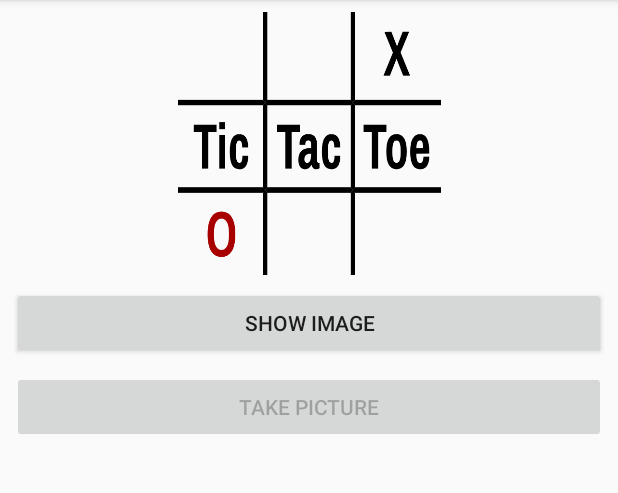
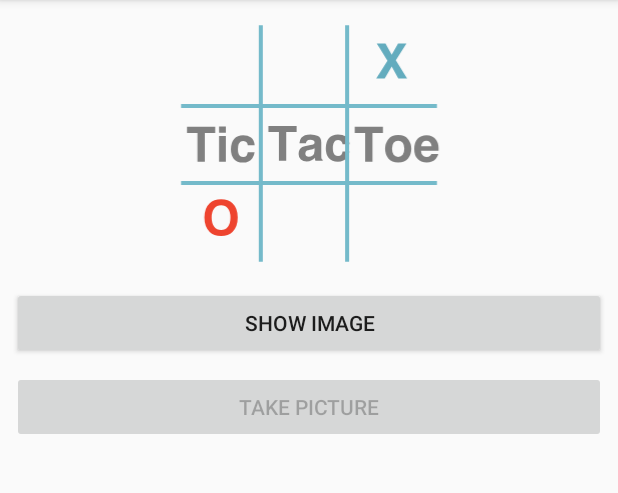
Before and after one commit to acchampion/TicTacToeKotlin, an Android app: the ImagesFragment screen opened directly, with no data from a screen before it, after a tap on "SHOW IMAGE", on a phone screen of 412 x 824 dp, the part 84-577 px from its top. Run offline under Robolectric (Android 15) with nearby library versions, the light colour scheme and no system bars.

Commit message:
Added instrumented UI test; testing-related bug fixes; added color-blind-friendly scoreboard

```diff
--- a/app/build.gradle
+++ b/app/build.gradle
@@ -49,6 +49,8 @@ dependencies {
     implementation 'com.mapbox.mapboxsdk:mapbox-android-ui:2.2.9'
     implementation 'com.jakewharton.timber:timber:4.7.1'
     testImplementation 'junit:junit:4.12'
+    androidTestImplementation 'androidx.test:core:1.2.0'
+    androidTestImplementation 'androidx.test:rules:1.2.0'
     androidTestImplementation 'androidx.test:runner:1.2.0'
     androidTestImplementation 'androidx.test.espresso:espresso-core:3.2.0'
 }
--- a/app/src/main/kotlin/com/wiley/fordummies/androidsdk/tictactoe/Game.kt
+++ b/app/src/main/kotlin/com/wiley/fordummies/androidsdk/tictactoe/Game.kt
@@ -89,4 +89,8 @@ class Game {
 
     val isDrawn: Boolean
         get() = gameState == STATE.Draw
+
+    fun getPlayCount(): Int {
+        return playCount
+    }
 }
--- a/app/src/main/kotlin/com/wiley/fordummies/androidsdk/tictactoe/GameSessionActivity.kt
+++ b/app/src/main/kotlin/com/wiley/fordummies/androidsdk/tictactoe/GameSessionActivity.kt
@@ -13,6 +13,11 @@ class GameSessionActivity : SingleFragmentActivity() {
 
     override fun createFragment(): Fragment? {
         return recoverFragment()
+    }
+
+    fun getFragmentForTest(): GameSessionFragment {
+        recoverFragment()
+        return mGameSessionFragment
     }
 
     fun humanTakesATurn(posX: Int, posY: Int) {
--- a/app/src/main/res/drawable/ic_scoreboard.xml
+++ b/app/src/main/res/drawable/ic_scoreboard.xml
@@ -1,99 +1,108 @@
-<vector android:height="24dp" android:viewportHeight="69.60305"
-    android:viewportWidth="91.439995" android:width="24dp" xmlns:android="http://schemas.android.com/apk/res/android">
-    <path android:fillAlpha="0" android:fillColor="#ffffff"
-        android:fillType="evenOdd"
-        android:pathData="m0,23.21l30.48,0l0,-23.21L0,-0Z" android:strokeColor="#00000000"/>
-    <path android:fillAlpha="0" android:fillColor="#ffffff"
-        android:fillType="evenOdd"
-        android:pathData="m30.48,23.21l30.48,0l0,-23.21l-30.48,0z" android:strokeColor="#00000000"/>
-    <path android:fillAlpha="0" android:fillColor="#ffffff"
-        android:fillType="evenOdd"
-        android:pathData="m60.96,23.21l30.48,0l0,-23.21l-30.48,0z" android:strokeColor="#00000000"/>
-    <path android:fillAlpha="0" android:fillColor="#ffffff"
-        android:fillType="evenOdd"
-        android:pathData="m0,46.39l30.48,0l0,-23.18L0,23.21Z" android:strokeColor="#00000000"/>
-    <path android:fillAlpha="0" android:fillColor="#ffffff"
-        android:fillType="evenOdd"
-        android:pathData="m30.48,46.39l30.48,0l0,-23.18l-30.48,0z" android:strokeColor="#00000000"/>
-    <path android:fillAlpha="0" android:fillColor="#ffffff"
-        android:fillType="evenOdd"
-        android:pathData="m60.96,46.39l30.48,0l0,-23.18l-30.48,0z" android:strokeColor="#00000000"/>
-    <path android:fillAlpha="0" android:fillColor="#ffffff"
-        android:fillType="evenOdd"
-        android:pathData="m0,69.6l30.48,0l0,-23.21L0,46.39Z" android:strokeColor="#00000000"/>
-    <path android:fillAlpha="0" android:fillColor="#ffffff"
-        android:fillType="evenOdd"
-        android:pathData="m30.48,69.6l30.48,0l0,-23.21l-30.48,0z" android:strokeColor="#00000000"/>
-    <path android:fillAlpha="0" android:fillColor="#ffffff"
-        android:fillType="evenOdd"
-        android:pathData="m60.96,69.6l30.48,0l0,-23.21l-30.48,0z" android:strokeColor="#00000000"/>
-    <path android:fillAlpha="1" android:fillColor="#000000"
-        android:fillType="evenOdd"
-        android:pathData="m30.48,23.92 l-0.71,0.74L0,24.66l0,-0.74 0,-0.71l29.77,0z" android:strokeColor="#00000000"/>
-    <path android:fillAlpha="1" android:fillColor="#000000"
-        android:fillType="evenOdd"
-        android:pathData="m60.96,23.92 l-0.71,0.74l-29.03,0l-0.74,-0.74 0.74,-0.71l29.03,0z" android:strokeColor="#00000000"/>
-    <path android:fillAlpha="1" android:fillColor="#000000"
-        android:fillType="evenOdd"
-        android:pathData="M91.44,23.92L91.44,24.66l-29.74,0l-0.74,-0.74 0.74,-0.71l29.74,0z" android:strokeColor="#00000000"/>
-    <path android:fillAlpha="1" android:fillColor="#000000"
-        android:fillType="evenOdd"
-        android:pathData="m30.48,47.1 l-0.71,0.74L0,47.84l0,-0.74 0,-0.71l29.77,0z" android:strokeColor="#00000000"/>
-    <path android:fillAlpha="1" android:fillColor="#000000"
-        android:fillType="evenOdd"
-        android:pathData="m60.96,47.1 l-0.71,0.74l-29.03,0l-0.74,-0.74 0.74,-0.71l29.03,0z" android:strokeColor="#00000000"/>
-    <path android:fillAlpha="1" android:fillColor="#000000"
-        android:fillType="evenOdd"
-        android:pathData="m91.44,47.1l0,0.74l-29.74,0l-0.74,-0.74 0.74,-0.71l29.74,0z" android:strokeColor="#00000000"/>
-    <path android:fillAlpha="1" android:fillColor="#000000"
-        android:fillType="evenOdd"
-        android:pathData="m30.48,-0l0.74,0l0,23.21l-0.74,0.71 -0.71,-0.71l0,-23.21z" android:strokeColor="#00000000"/>
-    <path android:fillAlpha="1" android:fillColor="#000000"
-        android:fillType="evenOdd"
-        android:pathData="m30.48,23.92 l0.74,0.74l0,21.73l-0.74,0.71 -0.71,-0.71L29.77,24.66Z" android:strokeColor="#00000000"/>
-    <path android:fillAlpha="1" android:fillColor="#000000"
-        android:fillType="evenOdd"
-        android:pathData="m30.48,47.1 l0.74,0.74l0,21.77l-0.74,0 -0.71,0l0,-21.77z" android:strokeColor="#00000000"/>
-    <path android:fillAlpha="1" android:fillColor="#000000"
-        android:fillType="evenOdd"
-        android:pathData="m60.96,-0l0.74,0l0,23.21l-0.74,0.71 -0.71,-0.71l0,-23.21z" android:strokeColor="#00000000"/>
-    <path android:fillAlpha="1" android:fillColor="#000000"
-        android:fillType="evenOdd"
-        android:pathData="m60.96,23.92 l0.74,0.74l0,21.73l-0.74,0.71 -0.71,-0.71L60.25,24.66Z" android:strokeColor="#00000000"/>
-    <path android:fillAlpha="1" android:fillColor="#000000"
-        android:fillType="evenOdd"
-        android:pathData="m60.96,47.1 l0.74,0.74l0,21.77l-0.74,0 -0.71,0l0,-21.77z" android:strokeColor="#00000000"/>
-    <path android:fillAlpha="1" android:fillColor="#000000"
-        android:fillType="nonZero"
-        android:pathData="M77.56,10.7 L80.86,16.83l-2.41,0l-2.27,-4.38l-0.07,0L73.86,16.83L71.61,16.83l3.28,-6.09 -2.98,-5.52L74.34,5.21l1.94,3.8l0.07,0l1.95,-3.8l2.25,0z" android:strokeColor="#00000000"/>
-    <path android:fillAlpha="1" android:fillColor="#000000"
-        android:fillType="nonZero"
-        android:pathData="M13.57,31.73L10.7,31.73L10.7,41.42L8.53,41.42l0,-9.68l-2.88,0l0,-1.93L13.57,29.8Z" android:strokeColor="#00000000"/>
-    <path android:fillAlpha="1" android:fillColor="#000000"
-        android:fillType="nonZero"
-        android:pathData="m16.57,41.42l-2.03,0l0,-8.9l2.03,0zM16.57,31.02l-2.03,0l0,-1.85l2.03,0z" android:strokeColor="#00000000"/>
-    <path android:fillAlpha="1" android:fillColor="#000000"
-        android:fillType="nonZero"
-        android:pathData="m21.46,32.3q0.71,0 1.29,0.21 0.58,0.21 0.98,0.64 0.41,0.43 0.62,1.1 0.22,0.67 0.22,1.6L22.5,35.86q0,-0.94 -0.26,-1.39 -0.26,-0.45 -0.78,-0.45 -0.64,0 -0.92,0.67 -0.26,0.67 -0.26,1.95l0,0.64q0,1.28 0.28,1.96 0.29,0.67 0.98,0.67 0.55,0 0.79,-0.46 0.24,-0.46 0.24,-1.39l2.02,0q0,0.93 -0.21,1.61Q24.15,40.34 23.75,40.78 23.36,41.21 22.79,41.42 22.23,41.62 21.54,41.62q-0.87,0 -1.5,-0.27 -0.64,-0.28 -1.06,-0.85 -0.41,-0.58 -0.61,-1.46 -0.2,-0.88 -0.2,-2.08 0,-2.4 0.82,-3.52 0.83,-1.13 2.48,-1.13z" android:strokeColor="#00000000"/>
-    <path android:fillAlpha="1" android:fillColor="#000000"
-        android:fillType="nonZero"
-        android:pathData="M42.54,31.73L39.66,31.73L39.66,41.42L37.49,41.42l0,-9.68l-2.88,0l0,-1.93L42.54,29.8Z" android:strokeColor="#00000000"/>
-    <path android:fillAlpha="1" android:fillColor="#000000"
-        android:fillType="nonZero"
-        android:pathData="m45.45,32.3q1.55,0 2.29,0.69 0.74,0.69 0.74,1.93l0,4.38q0,0.31 0.15,0.45 0.15,0.14 0.32,0.14l0.41,0L49.37,41.35q-0.17,0.09 -0.45,0.18 -0.29,0.09 -0.75,0.09 -0.61,0 -1.02,-0.32 -0.41,-0.33 -0.55,-0.85l-0.09,0q-0.19,0.26 -0.4,0.49 -0.21,0.21 -0.47,0.37 -0.26,0.15 -0.6,0.23 -0.33,0.08 -0.78,0.08 -0.31,0 -0.7,-0.11Q43.17,41.42 42.82,41.14q-0.34,-0.28 -0.57,-0.77 -0.23,-0.49 -0.23,-1.27 0,-0.9 0.32,-1.5 0.33,-0.6 0.91,-0.95 0.59,-0.36 1.4,-0.51 0.82,-0.15 1.79,-0.15L46.43,35.07q0,-0.23 -0.04,-0.43 -0.03,-0.2 -0.13,-0.35 -0.1,-0.15 -0.28,-0.23 -0.18,-0.09 -0.47,-0.09 -0.31,0 -0.52,0.09 -0.21,0.08 -0.33,0.21 -0.12,0.13 -0.17,0.31 -0.05,0.17 -0.05,0.32l0,0.25l-1.98,0q-0.02,-0.07 -0.02,-0.17l0,-0.21q0,-0.55 0.21,-1.01 0.21,-0.46 0.6,-0.79 0.4,-0.32 0.95,-0.5 0.55,-0.18 1.24,-0.18zM46.43,37.47q-0.45,0 -0.87,0.07 -0.41,0.07 -0.74,0.23 -0.32,0.17 -0.52,0.45 -0.2,0.28 -0.2,0.71 0,0.46 0.23,0.74 0.24,0.26 0.76,0.26 0.36,0 0.61,-0.16 0.26,-0.16 0.41,-0.42 0.17,-0.27 0.24,-0.62Q46.43,38.37 46.43,37.98Z" android:strokeColor="#00000000"/>
-    <path android:fillAlpha="1" android:fillColor="#000000"
-        android:fillType="nonZero"
-        android:pathData="m53.49,32.3q0.71,0 1.29,0.21 0.58,0.21 0.98,0.64 0.41,0.43 0.62,1.1 0.22,0.67 0.22,1.6l-2.08,0q0,-0.94 -0.26,-1.39 -0.26,-0.45 -0.78,-0.45 -0.64,0 -0.92,0.67 -0.26,0.67 -0.26,1.95l0,0.64q0,1.28 0.28,1.96 0.29,0.67 0.98,0.67 0.55,0 0.79,-0.46 0.24,-0.46 0.24,-1.39l2.02,0q0,0.93 -0.21,1.61 -0.21,0.67 -0.61,1.11 -0.4,0.43 -0.96,0.64 -0.56,0.21 -1.26,0.21 -0.87,0 -1.5,-0.27 -0.64,-0.28 -1.06,-0.85 -0.41,-0.58 -0.61,-1.46 -0.2,-0.88 -0.2,-2.08 0,-2.4 0.82,-3.52 0.83,-1.13 2.48,-1.13z" android:strokeColor="#00000000"/>
-    <path android:fillAlpha="1" android:fillColor="#000000"
-        android:fillType="nonZero"
-        android:pathData="M72.63,31.73L69.75,31.73L69.75,41.42L67.58,41.42l0,-9.68l-2.88,0l0,-1.93L72.63,29.8Z" android:strokeColor="#00000000"/>
-    <path android:fillAlpha="1" android:fillColor="#000000"
-        android:fillType="nonZero"
-        android:pathData="m76.15,32.3q1.78,0 2.66,1.13 0.89,1.12 0.89,3.52 0,2.4 -0.89,3.53 -0.88,1.13 -2.66,1.13 -1.78,0 -2.67,-1.13 -0.88,-1.13 -0.88,-3.53 0,-2.4 0.88,-3.52 0.89,-1.13 2.67,-1.13zM76.15,34.02q-0.79,0 -1.12,0.68 -0.32,0.67 -0.32,1.94l0,0.64q0,1.28 0.32,1.96 0.33,0.67 1.12,0.67 0.79,0 1.11,-0.67 0.33,-0.68 0.33,-1.96l0,-0.64q0,-1.27 -0.33,-1.94 -0.32,-0.68 -1.11,-0.68z" android:strokeColor="#00000000"/>
-    <path android:fillAlpha="1" android:fillColor="#000000"
-        android:fillType="nonZero"
-        android:pathData="m84.31,32.3q1.61,0 2.41,1.13 0.8,1.12 0.8,3.52l0,0.51L83.01,37.47q0.01,0.6 0.08,1.06 0.08,0.46 0.24,0.79 0.17,0.31 0.42,0.48 0.26,0.17 0.63,0.17 0.52,0 0.83,-0.45 0.31,-0.45 0.31,-1.25l2.01,0q0,0.86 -0.24,1.5 -0.23,0.63 -0.65,1.04Q86.21,41.22 85.64,41.42q-0.58,0.21 -1.26,0.21 -1.71,0 -2.6,-1.13 -0.88,-1.13 -0.88,-3.53 0,-2.4 0.88,-3.52 0.88,-1.13 2.54,-1.13zM84.31,33.97q-0.64,0 -0.94,0.53 -0.29,0.53 -0.34,1.5L85.4,36q0,-0.98 -0.26,-1.5 -0.26,-0.53 -0.82,-0.53z" android:strokeColor="#00000000"/>
-    <path android:fillAlpha="1" android:fillColor="#a80000"
-        android:fillType="nonZero"
-        android:pathData="m15.28,52.81q1.12,0 2.02,0.36 0.9,0.36 1.52,1.11 0.63,0.74 0.96,1.88 0.33,1.13 0.33,2.67 0,1.54 -0.33,2.67 -0.33,1.12 -0.96,1.87 -0.62,0.74 -1.52,1.11 -0.89,0.36 -2.02,0.36 -1.12,0 -2.02,-0.36 -0.89,-0.36 -1.52,-1.11 -0.62,-0.74 -0.95,-1.87 -0.33,-1.13 -0.33,-2.67 0,-1.54 0.33,-2.67 0.33,-1.13 0.95,-1.88 0.63,-0.74 1.52,-1.11 0.89,-0.36 2.02,-0.36zM15.28,54.67q-0.64,0 -1.13,0.26 -0.49,0.26 -0.81,0.74 -0.32,0.48 -0.49,1.17 -0.16,0.69 -0.16,1.55l0,0.85q0,0.87 0.16,1.56 0.17,0.69 0.49,1.17 0.32,0.48 0.81,0.74 0.49,0.26 1.13,0.26 0.64,0 1.13,-0.26 0.49,-0.26 0.81,-0.74 0.33,-0.48 0.49,-1.17 0.17,-0.69 0.17,-1.56l0,-0.85q0,-0.87 -0.17,-1.55 -0.16,-0.69 -0.49,-1.17 -0.32,-0.48 -0.81,-0.74 -0.49,-0.26 -1.13,-0.26z" android:strokeColor="#00000000"/>
+<vector xmlns:android="http://schemas.android.com/apk/res/android"
+    android:width="280.3094dp"
+    android:height="260.60385dp"
+    android:viewportWidth="280.3094"
+    android:viewportHeight="260.60385">
+  <path
+      android:pathData="m47.065,113.755v6.117L36.729,119.872L36.729,148.302L29.463,148.302L29.463,119.872L19.081,119.872v-6.117z"
+      android:strokeAlpha="1"
+      android:fillColor="#808080"
+      android:fillAlpha="1"
+      android:strokeColor="#00000000"/>
+  <path
+      android:pathData="m57.635,119.708h-6.773v-6.164h6.773zM50.862,122.755h6.773L57.635,148.302h-6.773z"
+      android:strokeAlpha="1"
+      android:fillColor="#808080"
+      android:fillAlpha="1"
+      android:strokeColor="#00000000"/>
+  <path
+      android:pathData="m79.338,131.919q-0.188,-1.43 -0.961,-2.578 -1.125,-1.547 -3.492,-1.547 -3.375,0 -4.617,3.352 -0.656,1.781 -0.656,4.734 0,2.813 0.656,4.523 1.195,3.188 4.5,3.188 2.344,0 3.328,-1.266 0.984,-1.266 1.195,-3.281h6.82q-0.234,3.047 -2.203,5.766 -3.141,4.383 -9.305,4.383 -6.164,0 -9.07,-3.656 -2.906,-3.656 -2.906,-9.492 0,-6.586 3.211,-10.242 3.211,-3.656 8.859,-3.656 4.805,0 7.852,2.156 3.07,2.156 3.633,7.617zM74.815,122.075z"
+      android:strokeAlpha="1"
+      android:fillColor="#808080"
+      android:fillAlpha="1"
+      android:strokeColor="#00000000"/>
+  <path
+      android:pathData="m127.854,112.902v6.117L117.518,119.02L117.518,147.449L110.252,147.449L110.252,119.02L99.869,119.02v-6.117z"
+      android:strokeAlpha="1"
+      android:fillColor="#808080"
+      android:fillAlpha="1"
+      android:strokeColor="#00000000"/>
+  <path
+      android:pathData="m145.643,135.027q-0.633,0.398 -1.289,0.656Q143.721,135.918 142.596,136.129l-1.5,0.281q-2.109,0.375 -3.023,0.914 -1.547,0.914 -1.547,2.836 0,1.711 0.938,2.484 0.961,0.75 2.32,0.75 2.156,0 3.961,-1.266 1.828,-1.266 1.898,-4.617zM141.588,131.91q1.852,-0.234 2.648,-0.586 1.43,-0.609 1.43,-1.898 0,-1.57 -1.102,-2.156 -1.078,-0.609 -3.188,-0.609 -2.367,0 -3.352,1.172 -0.703,0.867 -0.938,2.344h-6.445q0.211,-3.352 1.875,-5.508 2.648,-3.375 9.094,-3.375 4.195,0 7.453,1.664 3.258,1.664 3.258,6.281v11.719q0,1.219 0.047,2.953 0.07,1.313 0.398,1.781Q153.096,146.16 153.752,146.465L153.752,147.449L146.487,147.449Q146.182,146.676 146.065,145.996 145.948,145.317 145.877,144.449q-1.383,1.5 -3.188,2.555 -2.156,1.242 -4.875,1.242 -3.469,0 -5.742,-1.969 -2.25,-1.992 -2.25,-5.625 0,-4.711 3.633,-6.82 1.992,-1.148 5.859,-1.641zM141.94,121.223z"
+      android:strokeAlpha="1"
+      android:fillColor="#808080"
+      android:fillAlpha="1"
+      android:strokeColor="#00000000"/>
+  <path
+      android:pathData="M173.533,131.067Q173.346,129.637 172.573,128.488q-1.125,-1.547 -3.492,-1.547 -3.375,0 -4.617,3.352 -0.656,1.781 -0.656,4.734 0,2.813 0.656,4.523 1.195,3.188 4.5,3.188 2.344,0 3.328,-1.266 0.984,-1.266 1.195,-3.281h6.82q-0.234,3.047 -2.203,5.766 -3.141,4.383 -9.305,4.383 -6.164,0 -9.07,-3.656 -2.906,-3.656 -2.906,-9.492 0,-6.586 3.211,-10.242 3.211,-3.656 8.859,-3.656 4.805,0 7.852,2.156 3.07,2.156 3.633,7.617zM169.01,121.223z"
+      android:strokeAlpha="1"
+      android:fillColor="#808080"
+      android:fillAlpha="1"
+      android:strokeColor="#00000000"/>
+  <path
+      android:pathData="m213.482,113.755v6.117L203.146,119.872L203.146,148.302L195.88,148.302L195.88,119.872L185.498,119.872v-6.117z"
+      android:strokeAlpha="1"
+      android:fillColor="#808080"
+      android:fillAlpha="1"
+      android:strokeColor="#00000000"/>
+  <path
+      android:pathData="m228.646,143.591q2.93,0 4.5,-2.086 1.57,-2.086 1.57,-5.93 0,-3.844 -1.57,-5.906 -1.57,-2.086 -4.5,-2.086 -2.93,0 -4.523,2.086 -1.57,2.063 -1.57,5.906 0,3.844 1.57,5.93 1.594,2.086 4.523,2.086zM241.724,135.575q0,5.625 -3.234,9.633 -3.234,3.984 -9.82,3.984 -6.586,0 -9.82,-3.984 -3.234,-4.008 -3.234,-9.633 0,-5.531 3.234,-9.586 3.234,-4.055 9.82,-4.055 6.586,0 9.82,4.055Q241.724,130.044 241.724,135.575ZM228.669,122.075z"
+      android:strokeAlpha="1"
+      android:fillColor="#808080"
+      android:fillAlpha="1"
+      android:strokeColor="#00000000"/>
+  <path
+      android:pathData="m256.607,127.583q-2.32,0 -3.609,1.453 -1.266,1.453 -1.594,3.938L261.787,132.974q-0.164,-2.648 -1.617,-4.008 -1.43,-1.383 -3.563,-1.383zM256.607,122.075q3.188,0 5.742,1.195 2.555,1.195 4.219,3.773 1.5,2.273 1.945,5.273 0.258,1.758 0.211,5.063L251.24,137.38q0.141,3.844 2.414,5.391 1.383,0.961 3.328,0.961 2.063,0 3.352,-1.172Q261.037,141.927 261.576,140.802h6.82q-0.258,2.273 -2.367,4.617 -3.281,3.727 -9.188,3.727 -4.875,0 -8.602,-3.141 -3.727,-3.141 -3.727,-10.219 0,-6.633 3.352,-10.172 3.375,-3.539 8.742,-3.539zM257.076,122.075z"
+      android:strokeAlpha="1"
+      android:fillColor="#808080"
+      android:fillAlpha="1"
+      android:strokeColor="#00000000"/>
+  <path
+      android:pathData="m52.88,215.898q4.289,0 6.797,-3.164 2.531,-3.164 2.531,-9 0,-5.813 -2.531,-8.977 -2.508,-3.188 -6.797,-3.188 -4.289,0 -6.844,3.164 -2.555,3.164 -2.555,9 0,5.836 2.555,9 2.555,3.164 6.844,3.164zM69.427,203.734q0,9.305 -5.227,14.25 -3.914,4.031 -11.32,4.031 -7.406,0 -11.32,-4.031 -5.25,-4.945 -5.25,-14.25 0,-9.492 5.25,-14.25 3.914,-4.031 11.32,-4.031 7.406,0 11.32,4.031 5.227,4.758 5.227,14.25zM52.88,185.453Z"
+      android:strokeAlpha="1"
+      android:fillColor="#ee442f"
+      android:fillAlpha="1"
+      android:strokeColor="#00000000"/>
+  <path
+      android:pathData="M13.2,93.054L267.109,93.054"
+      android:strokeAlpha="1"
+      android:strokeLineJoin="miter"
+      android:strokeWidth="4"
+      android:fillColor="#00000000"
+      android:fillAlpha="1"
+      android:strokeColor="#74baca"
+      android:strokeLineCap="butt"/>
+  <path
+      android:pathData="M13.2,169.439L267.109,169.439"
+      android:strokeAlpha="1"
+      android:strokeLineJoin="miter"
+      android:strokeWidth="4"
+      android:fillColor="#00000000"
+      android:fillAlpha="1"
+      android:strokeColor="#74baca"
+      android:strokeLineCap="butt"/>
+  <path
+      android:pathData="M92.307,13.2L92.307,247.404"
+      android:strokeAlpha="1"
+      android:strokeLineJoin="miter"
+      android:strokeWidth="4"
+      android:fillColor="#00000000"
+      android:fillAlpha="1"
+      android:strokeColor="#74baca"
+      android:strokeLineCap="butt"/>
+  <path
+      android:pathData="M177.935,13.2L177.935,247.404"
+      android:strokeAlpha="1"
+      android:strokeLineJoin="miter"
+      android:strokeWidth="4"
+      android:fillColor="#00000000"
+      android:fillAlpha="1"
+      android:strokeColor="#74baca"
+      android:strokeLineCap="butt"/>
+  <path
+      android:pathData="M215.261,65.804L206.871,65.804L217.98,48.203 207.41,31.257h8.625l6.164,11.227 6.328,-11.227h8.344L226.3,47.922 237.527,65.804h-8.766l-6.563,-11.766z"
+      android:strokeAlpha="1"
+      android:fillColor="#63acbe"
+      android:fillAlpha="1"
+      android:strokeColor="#00000000"/>
 </vector>
```
Also changed, not shown: app/src/main/kotlin/com/wiley/fordummies/androidsdk/tictactoe/GameSessionFragment.kt (+12 -2 lines), 1 other file.
